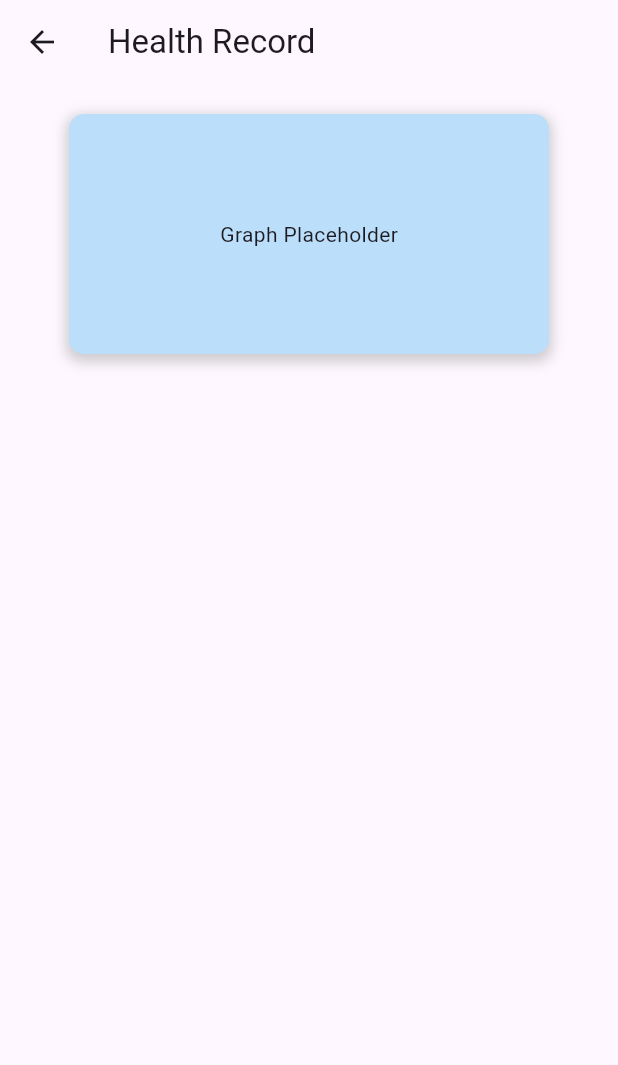
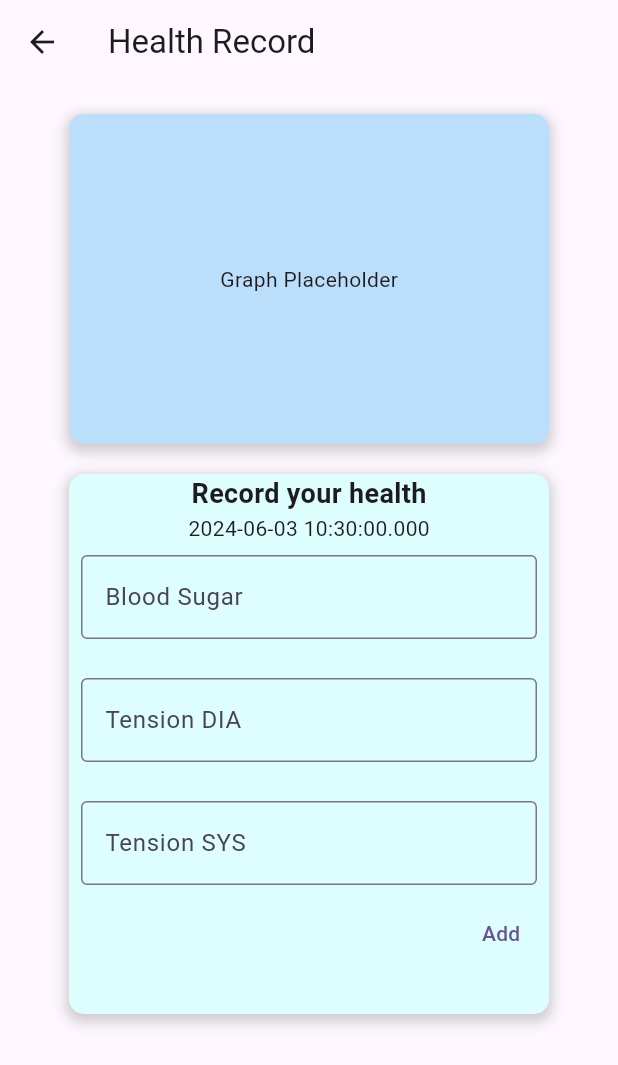
Before and after one commit to Alffaza/SWOLE-app, a Flutter app: the HealthRecordPage screen opened directly, on a phone screen of 412 x 824 dp. Shown: the top 1065 px of the screen. Run offline on Flutter 3.47's test engine with Material 3 defaults, Android fonts, the phone set to English and light mode, and no system bars; our stand-ins replace cloud_firestore, firebase_core; accounts and stored records are empty.

Commit message:
feat: create form for health records

```diff
--- a/lib/pages/health_record.dart
+++ b/lib/pages/health_record.dart
@@ -1,32 +1,57 @@
+import 'package:flutter/cupertino.dart';
 import 'package:flutter/material.dart';
 import 'package:cloud_firestore/cloud_firestore.dart';
+import 'package:flutter/widgets.dart';
+import 'package:flutter/services.dart';
 import 'package:swole_app/services/health_record.dart';
 
 // Suggested code may be subject to a license. Learn more: ~LicenseLog:3479317541.
-class HealthRecordPage extends StatelessWidget {
+class HealthRecordPage extends StatefulWidget {
   const HealthRecordPage({Key? key}) : super(key: key);
+
   @override
-  Widget build(BuildContext context) {
+  State<HealthRecordPage> createState() => _HealthRecordPageState();
+}
+
+class _HealthRecordPageState extends State<HealthRecordPage> {
+  final HealthRecordService healthRecordService = HealthRecordService();
+
   final TextEditingController controllerTensionDIA = TextEditingController();
   final TextEditingController controllerTensionSYS = TextEditingController();
   final TextEditingController controllerBloodSugar = TextEditingController();
+  dynamic decimalInputFormatter = [
+    FilteringTextInputFormatter.allow(RegExp(r"[0-9.]")),
+    TextInputFormatter.withFunction((oldValue, newValue) {
+      final text = newValue.text;
+      return text.isEmpty
+          ? newValue
+          : double.tryParse(text) == null
+          ? oldValue
+          : newValue;
+    }),
+  ];
+
+  @override
+  Widget build(BuildContext context) {
 
     // HealthRecordService().testAddHealthRecord();
-    print('===Health Record===');
-    print(HealthRecordService().getUserHealthRecord());
+    // print('===Health Record===');
+    // print(HealthRecordService().getUserHealthRecord());
 
     return Scaffold(
+      resizeToAvoidBottomInset: false,
       appBar: AppBar(
-        title: Text('Health Record'),
+        title: const Text('Health Record'),
       ),
-      body: Center(
+      body:
+      SingleChildScrollView(
+        child: Center(
           child: Column(
             children: [
-            SizedBox(height: 20),
+              const SizedBox(height: 20),
               Container(
                 width: 320,
-              height: 160,
-              child: Center(child: Text('Graph Placeholder')),
+                height: 220,
                 decoration: BoxDecoration(
                   borderRadius: BorderRadius.circular(10),
                   color: Colors.blue[100],
@@ -39,84 +64,167 @@ class HealthRecordPage extends StatelessWidget {
                     ),
                   ],
                 ),
+                child: const Center(child: Text('Graph Placeholder')),
               ),
-            SizedBox(height: 20),
-            // Container(
-            //   width: 320,
-            //   height: 200,
-            //   child: Column(
-            //     children: [
-            //       Text('Record your health'),
-            //       Text(Timestamp.now().toDate().toString()),
-            //       TextField(
-            //         controller: controllerBloodSugar,
-            //       ),
-            //       TextField(
-            //         controller: controllerTensionDIA,
-            //       ),
-            //       TextField(
-            //         controller: controllerTensionSYS,
-            //       ),
-            //     ]
-            //   ),
-            //   decoration: BoxDecoration(
-            //     borderRadius: BorderRadius.circular(10),
-            //     color: Colors.blue[100],
-            //     boxShadow: [
-            //       BoxShadow(
-            //         color: Colors.grey.withOpacity(0.5),
-            //         blurRadius: 7,
-            //         spreadRadius: 2,
-            //         offset: const Offset(0, 3), // changes position of shadow
-            //       ),
-            //     ],
-            //   ),
-            // ),
+              const SizedBox(height: 20),
+              Container(
+                width: 320,
+                height: 360,
+                decoration: BoxDecoration(
+                  borderRadius: BorderRadius.circular(10),
+                  color: const Color(0xffDEFDFD),
+                  boxShadow: [
+                    BoxShadow(
+                      color: Colors.grey.withOpacity(0.5),
+                      blurRadius: 7,
+                      spreadRadius: 2,
+                      offset: const Offset(0, 3), // changes position of shadow
+                    ),
+                  ],
+                ),
+                child: Column(
+                  children: [
+                    const Text(
+                        'Record your health',
+                        style: TextStyle(
+                          fontSize: 18,
+                          fontWeight: FontWeight.w600
+                        ),
 
-            SizedBox(
-              child: StreamBuilder<QuerySnapshot>(
-                  stream: HealthRecordService().getUserHealthRecord(),
-                  builder: (context, snapshot) {
-                    if (snapshot.hasData) {
-                      List recordList = snapshot.data!.docs;
-                      for (var n in recordList){
-                        print(n['blood_sugar']);
+                    ),
+                    Text(Timestamp.now().toDate().toString()),
+                    Padding(
+                      padding: const EdgeInsets.all(8.0),
+                      child: TextFormField(
+                        keyboardType:  const TextInputType.numberWithOptions(
+                          decimal: true,
+                          signed: false,
+                        ),
+                        inputFormatters: decimalInputFormatter,
+                        controller: controllerBloodSugar,
+                        decoration: const InputDecoration(
+                            labelText: 'Blood Sugar',
+                            border: OutlineInputBorder()
+                        ),
+                      ),
+                    ),
+                    const SizedBox(height: 10),
+                    Padding(
+                      padding: const EdgeInsets.all(8.0),
+                      child: TextFormField(
+                        keyboardType:  const TextInputType.numberWithOptions(
+                          decimal: true,
+                          signed: false,
+                        ),
+                        inputFormatters: decimalInputFormatter,
+                        controller: controllerTensionDIA,
+                        decoration: const InputDecoration(
+                            labelText: 'Tension DIA',
+                            border: OutlineInputBorder()
+                        ),
+                      ),
+                    ),
+                    const SizedBox(height: 10),
+                    Padding(
+                      padding: const EdgeInsets.all(8.0),
+                      child: TextFormField(
+                        keyboardType:  const TextInputType.numberWithOptions(
+                          decimal: true,
+                          signed: false,
+                        ),
+                        inputFormatters: decimalInputFormatter,
+                        controller: controllerTensionSYS,
+                        decoration: const InputDecoration(
+                            labelText: 'Tension SYS',
+                            border: OutlineInputBorder()
+                        ),
+                      ),
+                    ),
+                    Row(
+                      children: [
+                        Expanded(
+                          flex: 4,
+                          child: ConstrainedBox(constraints: const BoxConstraints(maxWidth: 300.0)),
+                        ),
+                        Expanded(
+                          flex: 1,
+                          child: TextButton(
+                            onPressed: () {
+                              Map<String, dynamic> newRecord = {
+                              };
+
+                              if(controllerBloodSugar.text != '') {
+                                newRecord['blood_sugar'] = int.parse(controllerBloodSugar.text);
+                                controllerBloodSugar.clear();
                               }
-                      print(recordList.length);
-                      return
-                        SizedBox(
-                          height: 200.0,
-                          child: ListView.builder(
-                              itemCount: recordList.length,
-                              itemBuilder: (context, index) {
-                                DocumentSnapshot document = recordList[index];
-                                String docId = document.id;
 
-                                Map<String, dynamic> data =
-                                document.data() as Map<String, dynamic>;
+                              if(controllerTensionDIA.text != '') {
+                                newRecord['tension_DIA'] = int.parse(controllerTensionDIA.text);
+                                controllerTensionDIA.clear();
+                              }
 
-                                String noteText = data['blood_sugar'].toString();
+                              if(controllerTensionSYS.text != '') {
+                                newRecord['tension_SYS'] = int.parse(controllerTensionSYS.text);
+                                controllerTensionSYS.clear();
+                              }
 
-                                return
-                                  ListTile(
-                                    title: Text(noteText),
-                                    trailing:
-                                    IconButton(
-                                      iconSize: 20,
-                                      onPressed: () {
+                              healthRecordService.addHealthRecord(newRecord);
+                            },
+                            child: const Text('Add'),
+                          )
+                        )
 
-                                      },
-                                      icon: Icon(Icons.delete),
+                      ],
+                    )
+                  ]
                 ),
-                                  );
-                              }),
-                        );
-                    } else {
-                      return const Text("Notes not found");
-                    }
-                  }),
-            )
+              ),
+
+              // SizedBox(
+              //   child: StreamBuilder<QuerySnapshot>(
+              //       stream: HealthRecordService().getUserHealthRecord(),
+              //       builder: (context, snapshot) {
+              //         if (snapshot.hasData) {
+              //           List recordList = snapshot.data!.docs;
+              //           for (var n in recordList
+              //               //           }
+              //               //           print(recordList.length);
+              //               //           return
+              //               //             SizedBox(
+              //               //               height: 200.0,
+              //               //               child: ListView.builder(
+              //               //                   itemCount: recordList.length,
+              //               //                   itemBuilder: (context, index) {
+              //               //                     DocumentSnapshot document = recordList[index];
+              //               //                     String docId = document.id;
+              //               //
+              //               //                     Map<String, dynamic> data =
+              //               //                     document.data() as Map<String, dynamic>;
+              //               //
+              //               //                     String noteText = data['blood_sugar'].toString();
+              //               //
+              //               //                     return
+              //               //                       ListTile(
+              //               //                         title: Text(noteText),
+              //               //                         trailing:
+              //               //                         IconButton(
+              //               //                           iconSize: 20,
+              //               //                           onPressed: () {
+              //               //
+              //               //                           },
+              //               //                           icon: Icon(Icons.delete),
+              //               //                         ),
+              //               //                       );
+              //               //                   }),
+              //               //             );
+              //               //         } else {
+              //               //           return const Text("Notes not found");
+              //               //         }
+              //               //       }),
+              //               // )){
+              //             print(n['blood_sugar']);
             ],
+          ),
         ),
       ),
     );
--- a/lib/services/health_record.dart
+++ b/lib/services/health_record.dart
@@ -29,11 +29,11 @@ class HealthRecordService {
   }
 
   Future<void> testAddHealthRecord() {
-    Map<String, dynamic> new_record= {
+    Map<String, dynamic> newRecord = {
       'blood_sugar': 123,
       'tension_DIA': 10,
       'tension_SYS': 10
     };
-    return addHealthRecord(new_record);
+    return addHealthRecord(newRecord);
   }
 }
```
Lines whose indentation alone changed are shown as unchanged.
